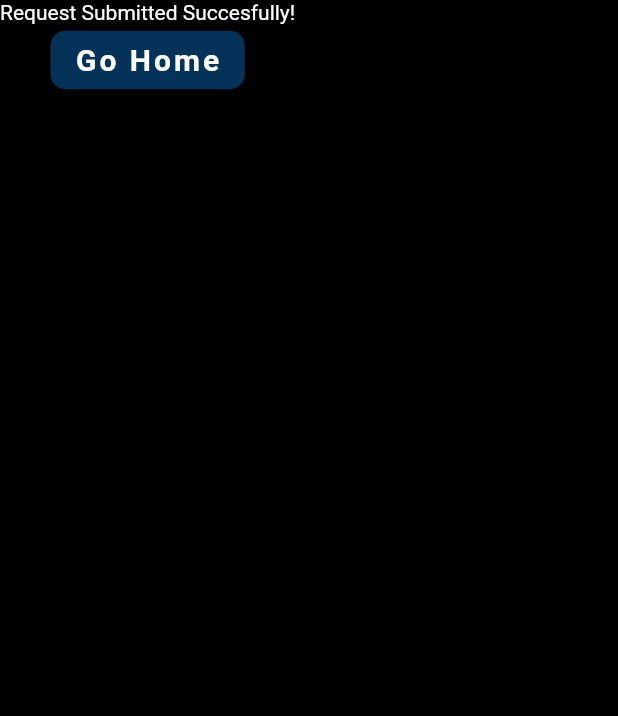
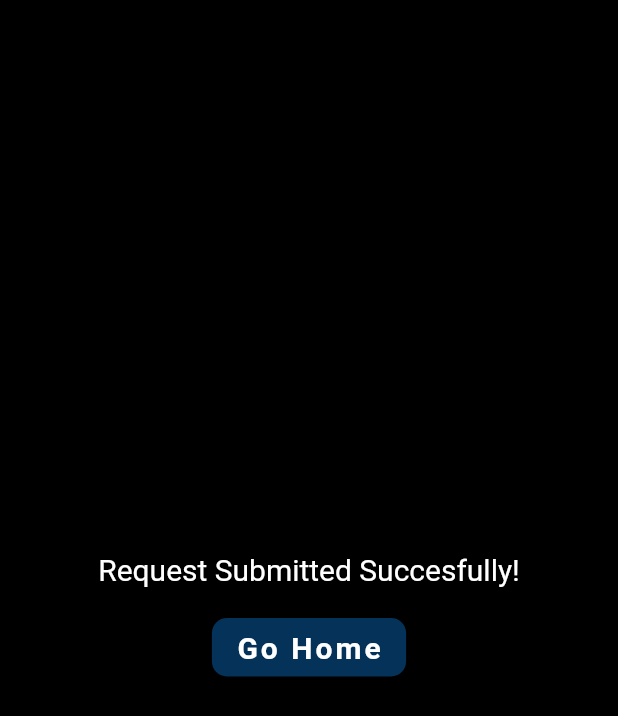
Before and after one commit to HASATD/DASS-Project, a Flutter app: the RequestFormSubmitted screen opened directly with empty values, on a phone screen of 412 x 824 dp. Shown: the top 716 px of the screen. Run offline on Flutter 3.47's test engine with Material 2 defaults, Android fonts, the phone set to English and light mode, and no system bars; our stand-ins replace firebase_auth, firebase_core, google_sign_in, image_picker; accounts and stored records are empty.

```diff
--- a/petlove/lib/mainkk.dart
+++ b/petlove/lib/mainkk.dart
@@ -346,8 +346,17 @@ class _RequestFormSubmittedState extends State<RequestFormSubmitted> {
         backgroundColor: Colors.black,
         body: SafeArea(
             child: Column(
+          mainAxisAlignment: MainAxisAlignment.center,
           children: [
-            Text("Request Submitted Succesfully!"),
+            Row(),
+            Text(
+              "Request Submitted Succesfully!",
+              style: TextStyle(
+                fontSize: 20,
+              ),
+              textAlign: TextAlign.center,
+            ),
+            SizedBox(height: 16.0),
             ElevatedButton(
               style: ButtonStyle(
                 backgroundColor: MaterialStateProperty.all(
--- a/petlove/lib/screens/home_page.dart
+++ b/petlove/lib/screens/home_page.dart
@@ -66,7 +66,7 @@ class _HomePageState extends State<HomePage> {
               Text(
                 'Hi ' + _user.displayName! + '!',
                 style: TextStyle(
-                  color: Color.fromARGB(255, 209, 179, 72),
+                  color: Color.fromARGB(255, 4, 50, 88),
                   fontSize: 26,
                 ),
               ),
```
